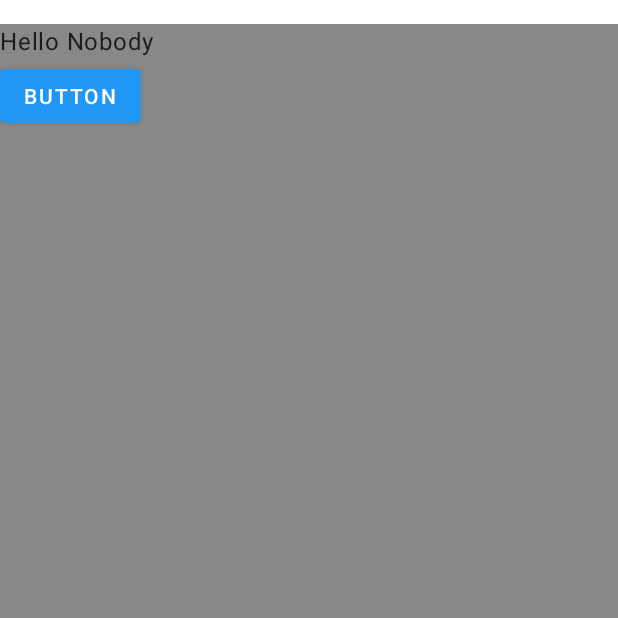
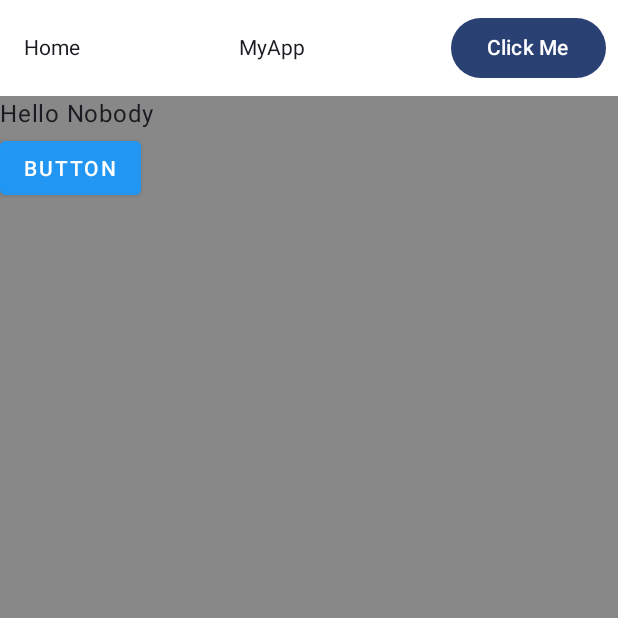
Before and after one commit to TurnEveryStone/SudokuWave, an Android app built with Jetpack Compose: the screen it shows after launch (MainActivity), on a phone screen of 412 x 824 dp, the top half of it. Run offline under Robolectric (Android 15) with nearby library versions, the phone set to English and light mode, and no system bars; 1 statement that could not run was skipped.

Commit message:
Le menu paramétrable pour les fragments commence à prendre forme couci couça !

```diff
--- a/app/src/main/java/com/example/sudokuwave/MainActivity.kt
+++ b/app/src/main/java/com/example/sudokuwave/MainActivity.kt
@@ -1,6 +1,7 @@
 package com.example.sudokuwave
 
 import android.os.Bundle
+import android.util.Log
 import android.view.View
 import android.widget.FrameLayout
 import androidx.activity.compose.setContent
@@ -28,16 +29,25 @@ import viewmodel.SharedViewModel
 /***************************************************/
 class MainActivity : AppCompatActivity() {
     var userNumber: String = "Nobody"
-    var idUser: Int = 0
+   // var idUser: Int = 0
     private val sharedViewModel: SharedViewModel by viewModels()
     override fun onCreate(savedInstanceState: Bundle?) {
         super.onCreate(savedInstanceState)
         enableEdgeToEdge()
         setContent {
             val currentFragmentTag = remember { sharedViewModel.stateFlowVariable }
+
             SudokuWaveTheme {
-                Scaffold(modifier = Modifier.fillMaxSize(),
-                    topBar = {
+                Scaffold(
+                    modifier = Modifier.fillMaxSize()
+                ) { innerPadding ->
+                    Column(
+                        modifier = Modifier
+                            .fillMaxSize()
+                            .background(color = Color.Gray)
+                            .padding(innerPadding)
+                    ) {
+                        // Afficher le menu en haut du contenu
                         val (leftContent, centerContent, rightContent) = getMenuConfigForFragment(currentFragmentTag.value)
                         CustomMenu(
                             leftContent = leftContent,
@@ -47,20 +57,14 @@ class MainActivity : AppCompatActivity() {
                                 println("Clicked on $element")
                             }
                         )
-                    }
-                ) { innerPadding ->
 
-                    Column(
-                        modifier = Modifier
-                            .fillMaxSize()
-                            .background(color = Color.Gray)
-                            .padding(innerPadding)
-                    ) {
+                        // Contenu principal
                         Text(text = "Hello $userNumber")
                         FragmentContainerComposable()
                         ObserveViewModel(sharedViewModel)
                     }
                 }
+
             }
         }
     }
@@ -94,8 +98,8 @@ class MainActivity : AppCompatActivity() {
         return when (fragmentTag) {
             "HomeFragment" -> Triple(
                 listOf(MenuElement.TextItem("Home", isClickable = true)),
-                listOf(MenuElement.TextItem("MyApp", isClickable = false)),
-                listOf(MenuElement.ButtonItem("Click Me") { println("Button clicked!") })
+                listOf(MenuElement.TextItem("MyApp", isClickable = true)),
+                listOf(MenuElement.ButtonItem("Click Me") { Log.d("Kikou ","Button clicked!") })
             )
             else -> Triple(emptyList(), emptyList(), emptyList())
         }
--- a/app/src/main/java/viewmodel/SharedViewModel.kt
+++ b/app/src/main/java/viewmodel/SharedViewModel.kt
@@ -8,7 +8,7 @@ import kotlinx.coroutines.flow.StateFlow
 
 class SharedViewModel : ViewModel() {
     // StateFlow pour Jetpack Compose
-    private val _stateFlowVariable = MutableStateFlow("Valeur initiale")
+    private val _stateFlowVariable = MutableStateFlow("HomeFragment")
     val stateFlowVariable: StateFlow<String> = _stateFlowVariable
 
     fun updateStateFlow(value: String) {
@@ -16,7 +16,7 @@ class SharedViewModel : ViewModel() {
     }
 
     // LiveData pour les Fragments classiques
-    private val _liveDataVariable = MutableLiveData<String>("Valeur initiale")
+    private val _liveDataVariable = MutableLiveData<String>("HomeFragment")
     val liveDataVariable: LiveData<String> = _liveDataVariable
 
     fun updateLiveData(value: String) {
```
